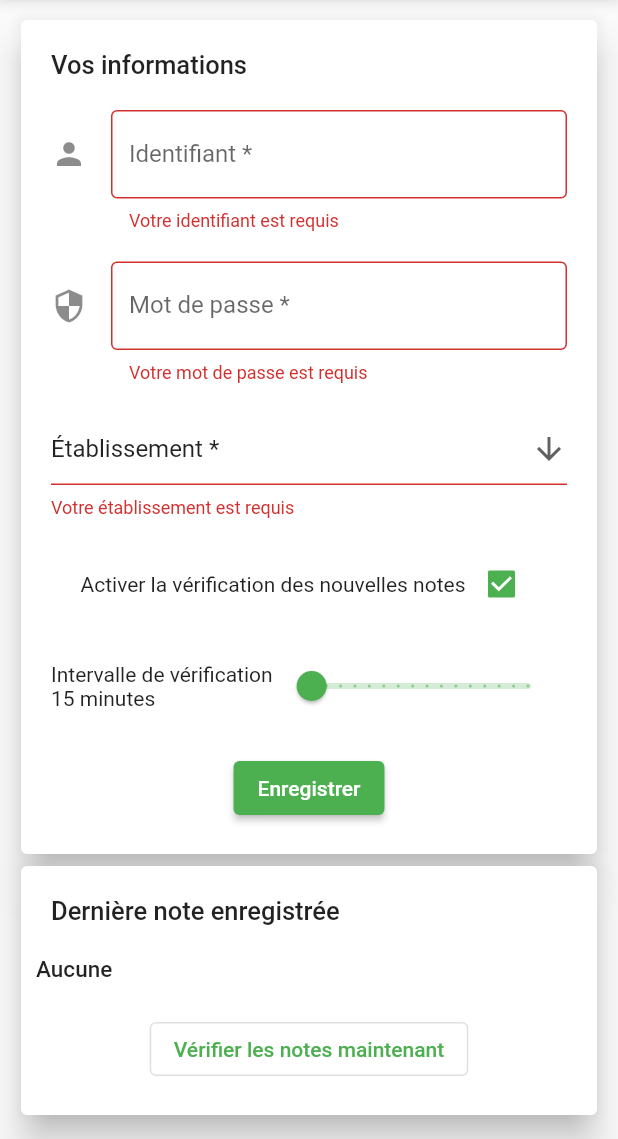
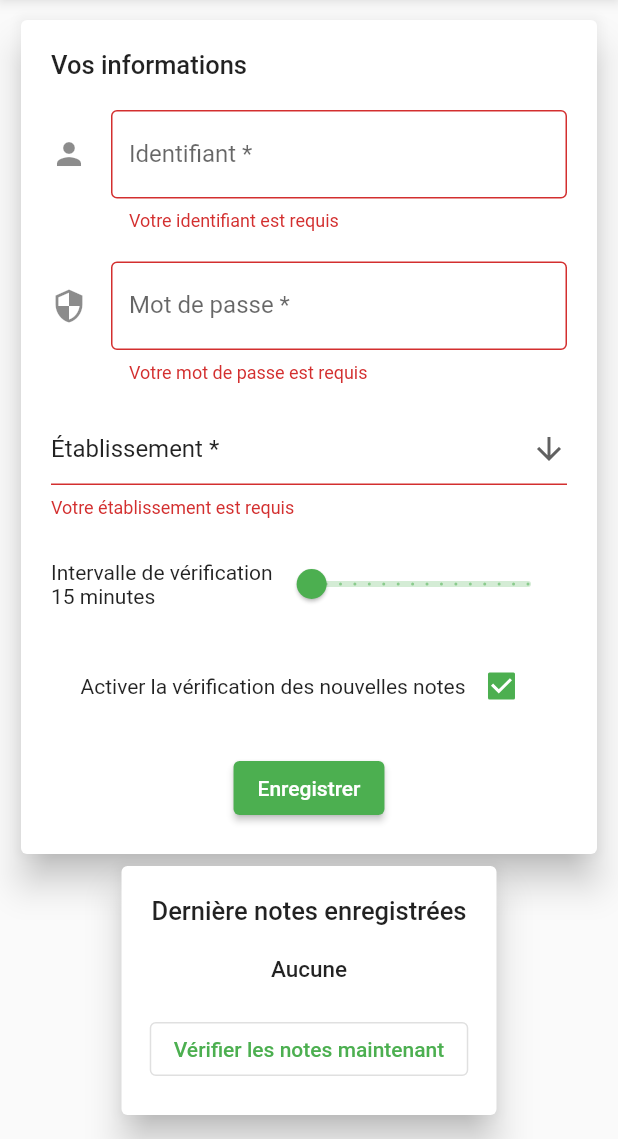
Before and after one commit to valentintintin/pronote_notification_app, a Flutter app: the screen it shows after launch, scrolled down 106 dp, after a tap on "Enregistrer", on a phone screen of 412 x 824 dp, the part 97-1236 px from its top. Run offline on Flutter 3.47's test engine with Material 2 defaults, Android fonts, the phone set to English and light mode, and no system bars; our stand-ins replace connectivity_plus, flutter_local_notifications, hex, package_info_plus, shared_preferences; missing offline and left inert: android_alarm_manager_plus, pointycastle.

Commit message:
:bookmark: Releasing 1.1.0 - Sélecteur d'intervalle de temps pour la vérification - Changement de système pour la vérification en arrière-plan (optimisation de la batterie en plus) - Amélioration un peu du design - Récupération de TOUTES les dernières notes - Amélioration du code

```diff
--- a/lib/main.dart
+++ b/lib/main.dart
@@ -1,15 +1,21 @@
 import 'dart:io';
 
+import 'package:android_alarm_manager_plus/android_alarm_manager_plus.dart';
 import 'package:flutter/foundation.dart';
 import 'package:flutter/material.dart';
 import 'package:flutter_local_notifications/flutter_local_notifications.dart';
 import 'package:pronote_notification/widgets/page_widget.dart';
 import 'package:pronote_notification/service.dart';
+import 'package:shared_preferences/shared_preferences.dart';
 
 Future<void> main() async {
   WidgetsFlutterBinding.ensureInitialized();
 
+  prefs = await SharedPreferences.getInstance();
+
   if (!Platform.isLinux) {
+    await AndroidAlarmManager.initialize();
+
     const AndroidInitializationSettings initializationSettingsAndroid = AndroidInitializationSettings('@mipmap/ic_launcher');
     const InitializationSettings initializationSettings = InitializationSettings(android: initializationSettingsAndroid);
     await flutterLocalNotificationsPlugin.initialize(initializationSettings);
--- /dev/null
+++ b/lib/widgets/account_info_widget.dart
@@ -0,0 +1,60 @@
+import 'dart:async';
+
+import 'package:flutter/material.dart';
+import 'package:pronote_notification/service.dart';
+
+class AccountInfoWidget extends StatefulWidget {
+  const AccountInfoWidget({Key? key}) : super(key: key);
+
+  @override
+  State<AccountInfoWidget> createState() => _AccountInfoWidgetState();
+}
+
+class _AccountInfoWidgetState extends State<AccountInfoWidget> {
+  StreamSubscription? streamSubscription;
+
+  String? userFullName;
+  String? schoolName;
+
+  @override
+  void initState() {
+    streamSubscription = streamPronoteSession.listen((session) {
+      setState(() {
+        userFullName = session?.getUserFullName();
+        schoolName = session?.getSchoolName();
+      });
+    });
+  }
+
+  @override
+  void dispose() {
+    streamSubscription?.cancel();
+  }
+
+  @override
+  Widget build(BuildContext context) {
+    return userFullName != null ? Card(
+      elevation: 10,
+      child: Padding(
+        padding: const EdgeInsets.all(10),
+        child: Column(
+            children: [
+              const Padding(
+                padding: EdgeInsets.all(10),
+                child: Text('Information sur le compte', style: TextStyle(fontSize: 17, fontWeight: FontWeight.w500)),
+              ),
+              Padding(
+                padding: const EdgeInsets.only(top: 10, bottom: 10),
+                child: Column(
+                  children: [
+                    Text('Utilisateur : ' + (userFullName ?? 'inconnu'), style: const TextStyle(fontSize: 15, fontWeight: FontWeight.w500),),
+                    Text('Établissement : ' + (schoolName ?? 'inconnu'), style: const TextStyle(fontSize: 15, fontWeight: FontWeight.w500),),
+                  ],
+                )
+              ),
+            ]
+        ),
+      ),
+    ) : SizedBox();
+  }
+}
--- a/lib/widgets/last_mark_widget.dart
+++ b/lib/widgets/last_marks_widget.dart
@@ -1,20 +1,35 @@
+import 'dart:async';
+
 import 'package:flutter/material.dart';
 import 'package:pronote_notification/service.dart';
-import 'package:shared_preferences/shared_preferences.dart';
 
-class LastMarkWidget extends StatefulWidget {
-  const LastMarkWidget({Key? key}) : super(key: key);
+class LastMarksWidget extends StatefulWidget {
+  const LastMarksWidget({Key? key}) : super(key: key);
 
   @override
-  State<LastMarkWidget> createState() => _LastMarkWidgetState();
+  State<LastMarksWidget> createState() => _LastMarksWidgetState();
 }
 
-class _LastMarkWidgetState extends State<LastMarkWidget> {
+class _LastMarksWidgetState extends State<LastMarksWidget> {
   bool checkInProgress = false;
 
-  Future<String?> getLastMarksSaved() async {
-    final prefs = await SharedPreferences.getInstance();
-    return prefs.getString('lastMarksId');
+  StreamSubscription? streamSubscription;
+
+  String? lastMark;
+
+  @override
+  void initState() {
+    streamSubscription = streamPronoteSession.listen((session) async {
+      lastMark = (await session?.getLastsMark()).toString();
+      setState(() {});
+    });
+
+    lastMark = prefs.getString('lastMarksId');
+  }
+
+  @override
+  void dispose() {
+    streamSubscription?.cancel();
   }
 
   @override
@@ -24,22 +39,17 @@ class _LastMarkWidgetState extends State<LastMarkWidget> {
       child: Padding(
         padding: const EdgeInsets.all(10),
         child: Column(
-            crossAxisAlignment: CrossAxisAlignment.start,
             children: [
               const Padding(
                 padding: EdgeInsets.all(10),
-                child: Text('Dernière note enregistrée', style: TextStyle(fontSize: 17, fontWeight: FontWeight.w500)),
+                child: Text('Dernière notes enregistrées', style: TextStyle(fontSize: 17, fontWeight: FontWeight.w500)),
               ),
               Padding(
                 padding: const EdgeInsets.only(top: 10, bottom: 10),
-                child: FutureBuilder<String?>(
-                    future: getLastMarksSaved(),
-                    builder: (BuildContext context, AsyncSnapshot<String?> snapshot) {
-                      return Text(snapshot.data ?? 'Aucune', textAlign: TextAlign.center, style: const TextStyle(fontSize: 15, fontWeight: FontWeight.w500));
-                    }
-                ),
+                  child: Text(lastMark ?? 'Aucune', textAlign: TextAlign.center, style: const TextStyle(fontSize: 15, fontWeight: FontWeight.w500))
               ),
               Center(
+                widthFactor: 1,
                 child: Padding(
                   padding: const EdgeInsets.only(top: 10, bottom: 10),
                   child: checkInProgress ? const Text('Vérification en cours ...') : OutlinedButton(
@@ -49,7 +59,7 @@ class _LastMarkWidgetState extends State<LastMarkWidget> {
                         });
 
                         try {
-                          await checkNewNote(forceShow: true);
+                          await checkNewMark(forceShow: true);
                         } catch (e) {
                           showOkDialog(context, "Erreur", e.toString());
                         }
--- a/lib/widgets/page_widget.dart
+++ b/lib/widgets/page_widget.dart
@@ -1,7 +1,8 @@
 import 'package:flutter/material.dart';
+import 'package:pronote_notification/widgets/account_info_widget.dart';
 import 'package:pronote_notification/widgets/app_info_widget.dart';
 import 'package:pronote_notification/widgets/help_widget.dart';
-import 'package:pronote_notification/widgets/last_mark_widget.dart';
+import 'package:pronote_notification/widgets/last_marks_widget.dart';
 import 'package:pronote_notification/widgets/settings_widget.dart';
 
 class PageWidget extends StatefulWidget {
@@ -24,11 +25,17 @@ class _PageWidgetState extends State<PageWidget> {
           child: Padding(
             padding: const EdgeInsets.all(10),
             child: Column(
-                children: const [
-                  HelpWidget(),
-                  SettingsWidget(),
-                  LastMarkWidget(),
-                  AppInfoWidget(),
+                children: [
+                  const HelpWidget(),
+                  const SettingsWidget(),
+                  Wrap(
+                      alignment: WrapAlignment.center,
+                      children: const [
+                        LastMarksWidget(),
+                        AccountInfoWidget(),
+                      ]
+                  ),
+                  const AppInfoWidget(),
                 ]
             ),
           ),
--- a/lib/widgets/settings_widget.dart
+++ b/lib/widgets/settings_widget.dart
@@ -1,11 +1,10 @@
 
+import 'package:android_alarm_manager_plus/android_alarm_manager_plus.dart';
 import 'package:flutter/foundation.dart';
 import 'package:flutter/material.dart';
 import 'package:flutter/widgets.dart';
-import 'package:pronote_notification/pronote/models/response/home_page.dart';
 import 'package:pronote_notification/pronote/session_pronote.dart';
 import 'package:pronote_notification/service.dart';
-import 'package:shared_preferences/shared_preferences.dart';
 
 class SettingsWidget extends StatefulWidget {
   const SettingsWidget({Key? key}) : super(key: key);
@@ -40,43 +39,26 @@ class _SettingsWidgetState extends State<SettingsWidget> {
   String? password;
   String? casUrl;
   String? pronoteUrl;
-  double interval = 15;
+  int interval = 15;
   bool check = true;
 
-  bool isConnected = false;
-  String? userFullName;
-  String? schoolName;
-  String? lastMarks;
 
-  Future<bool> getSharedPreferences() async {
-    final prefs = await SharedPreferences.getInstance();
-
+  @override
+  void initState() {
     username = prefs.getString('username');
     password = prefs.getString('password');
     casUrl = prefs.getString('casUrl') ?? casUrls.first.value;
     pronoteUrl = prefs.getString('pronoteUrl') ?? pronoteUrls.first.value;
-    interval = prefs.getDouble('interval') ?? interval;
-
-    if (firstLoadSharedPreferencies) {
+    interval = prefs.getInt('interval') ?? interval;
     check = prefs.getBool('check') ?? true;
-    }
-
-    firstLoadSharedPreferencies = false;
-
-    return true;
   }
 
   @override
   Widget build(BuildContext context) {
     return Card(
         elevation: 10,
-        child: FutureBuilder<bool>(
-            future: getSharedPreferences(),
-            builder: (BuildContext context, AsyncSnapshot<bool> snapshot) {
-              if (snapshot.hasData) {
-                return
-                  Padding(
-                      padding: EdgeInsets.all(10),
+        child: Padding(
+            padding: const EdgeInsets.all(10),
             child: Column(
                 crossAxisAlignment: CrossAxisAlignment.start,
                 children: [
@@ -146,14 +128,20 @@ class _SettingsWidgetState extends State<SettingsWidget> {
                               child: Row(
                                   mainAxisAlignment: MainAxisAlignment.center,
                                   children: [
-                                              const Text('Activer la vérification des nouvelles notes'),
-                                              Checkbox(
-                                                value: check,
-                                                onChanged: (bool? value) {
+                                    Text('Intervalle de vérification\n' + interval.toString() + ' minutes'),
+                                    Expanded(
+                                        child: Slider(
+                                          value: interval.roundToDouble(),
+                                          min: kDebugMode ? 1 : 15,
+                                          max: 4 * 60,
+                                          divisions: 15,
+                                          label: interval.round().toString() + ' minutes',
+                                          onChanged: (double value) {
                                             setState(() {
-                                                    check = value!;
+                                              interval = value.round();
                                             });
                                           },
+                                        )
                                     )
                                   ]
                               )
@@ -163,20 +151,14 @@ class _SettingsWidgetState extends State<SettingsWidget> {
                               child: Row(
                                   mainAxisAlignment: MainAxisAlignment.center,
                                   children: [
-                                              Text('Intervalle de vérification\n' + interval.round().toString() + ' minutes'),
-                                              Expanded(
-                                                  child: Slider(
-                                                    value: interval,
-                                                    min: 15,
-                                                    max: 4 * 60,
-                                                    divisions: 15,
-                                                    label: interval.round().toString() + ' minutes',
-                                                    onChanged: (double value) {
+                                    const Text('Activer la vérification des nouvelles notes'),
+                                    Checkbox(
+                                      value: check,
+                                      onChanged: (bool? value) {
                                         setState(() {
-                                                        interval = value;
+                                          check = value!;
                                         });
                                       },
-                                                  )
                                     )
                                   ]
                               )
@@ -206,8 +188,7 @@ class _SettingsWidgetState extends State<SettingsWidget> {
                                   padding: const EdgeInsets.all(10),
                                   child: ElevatedButton(
                                     onPressed: () async {
-                                                final prefs = await SharedPreferences.getInstance();
-                                                await prefs.clear();
+                                      await prefs.remove('lastMarksId');
                                     },
                                     child: const Text('Reset'),
                                   )
@@ -216,17 +197,9 @@ class _SettingsWidgetState extends State<SettingsWidget> {
                           )
                         ],
                       )
-                            ),
-                            isConnected ? Text('Utilisateur : ' + (userFullName ?? '-'), style: const TextStyle(fontSize: 15, fontWeight: FontWeight.w500),) : Container(),
-                            isConnected ? Text('Établissement : ' + (schoolName ?? '-'), style: const TextStyle(fontSize: 15, fontWeight: FontWeight.w500),) : Container(),
-                            isConnected ? Text('Dernière note : ' + (lastMarks ?? '-'), style: const TextStyle(fontSize: 15, fontWeight: FontWeight.w500),) : Container(),
+                  )
                 ]
             )
-                  );
-              }
-
-              return const Center(child: CircularProgressIndicator());
-            }
         )
     );
   }
@@ -235,28 +208,22 @@ class _SettingsWidgetState extends State<SettingsWidget> {
     if (_formKey.currentState!.validate()) {
       _formKey.currentState!.save();
 
-      setState(() {
-        isConnected = false;
-
-        userFullName = null;
-        schoolName = null;
-        lastMarks = null;
-      });
-
-      final prefs = await SharedPreferences.getInstance();
       prefs.setString('username', username!);
       prefs.setString('password', password!);
       prefs.setString('casUrl', casUrl!);
       prefs.setString('pronoteUrl', pronoteUrl!);
+      prefs.setInt('interval', interval);
       prefs.setBool('fake', fake);
       prefs.setBool('check', check);
-      prefs.remove('lastMarksId');
+
+      int checkNoteAlarmId = 0;
+      await AndroidAlarmManager.cancel(checkNoteAlarmId);
 
       if (!check) {
         print('Pas de vérification');
 
         ScaffoldMessenger.of(context).showSnackBar(
-          const SnackBar(content: Text('C\'est enregistré !')),
+          const SnackBar(content: Text('C\'est enregistré, pas de vérification')),
         );
 
         return;
@@ -266,27 +233,26 @@ class _SettingsWidgetState extends State<SettingsWidget> {
         loadingInProgress = true;
       });
 
-      SessionPronote sessionPronote = SessionPronote(
-          casUrl!, pronoteUrl!, useFake: fake);
       try {
-        await sessionPronote.auth(username!, password!);
+        SessionPronote session = await authPronote();
 
-        userFullName = sessionPronote.getUserFullName();
-        schoolName = sessionPronote.getSchoolName();
+        String? lastMarksId = (await session.getLastsMark()).toString();
 
-        Exam? lastMark = sessionPronote.getLastMark();
+        prefs.setString('lastMarksId', lastMarksId);
 
-        if (lastMark != null && lastMark.mark?.valeur != null) {
-          lastMarks = lastMark.toString();
+        if (!await AndroidAlarmManager.periodic(
+            Duration(minutes: interval),
+            checkNoteAlarmId,
+            checkNewMark,
+            rescheduleOnReboot: true,
+            allowWhileIdle: true,
+        )) {
+          showOkDialog(context, "Erreur", 'Connexion réussie mais impossible de lancer la vérification en arrière-plan');
+        } else {
+          ScaffoldMessenger.of(context).showSnackBar(
+            const SnackBar(content: Text('Connexion réussie et vérification activée')),
+          );
         }
-
-        setState(() {
-          isConnected = true;
-        });
-
-        ScaffoldMessenger.of(context).showSnackBar(
-          const SnackBar(content: Text('Connexion réussie !')),
-        );
       } catch (e) {
         showOkDialog(context, "Erreur", e.toString());
       }
--- a/pubspec.yaml
+++ b/pubspec.yaml
@@ -15,7 +15,7 @@ publish_to: 'none' # Remove this line if you wish to publish to pub.dev
 # In iOS, build-name is used as CFBundleShortVersionString while build-number used as CFBundleVersion.
 # Read more about iOS versioning at
 # https://developer.apple.com/library/archive/documentation/General/Reference/InfoPlistKeyReference/Articles/CoreFoundationKeys.html
-version: 1.0.2+4
+version: 1.1.0+1
 
 environment:
   sdk: ">=2.12.0 <3.0.0"
@@ -42,6 +42,7 @@ dependencies:
   package_info_plus: ^1.3.0
   url_launcher: ^6.0.17
   android_alarm_manager_plus: ^2.0.3
+  connectivity_plus: ^2.1.0
 
 dev_dependencies:
   flutter_test:
```
Also changed, not shown: lib/pronote/models/response/home_page.dart (+50 -28 lines), lib/pronote/session_http.dart (+7 -34 lines), lib/pronote/session_http_fake.dart (added, +44 -0 lines), lib/pronote/session_pronote.dart (+12 -14 lines), lib/service.dart (+65 -29 lines), pubspec.lock, 5 other files. Lines whose indentation alone changed are shown as unchanged.
